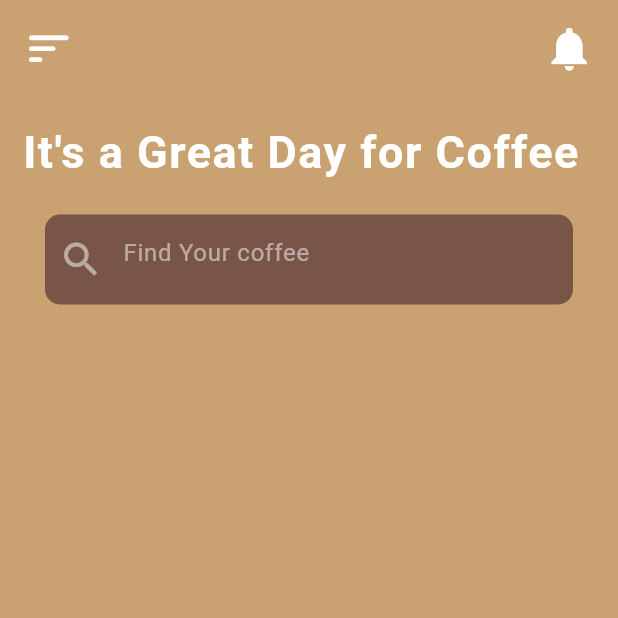
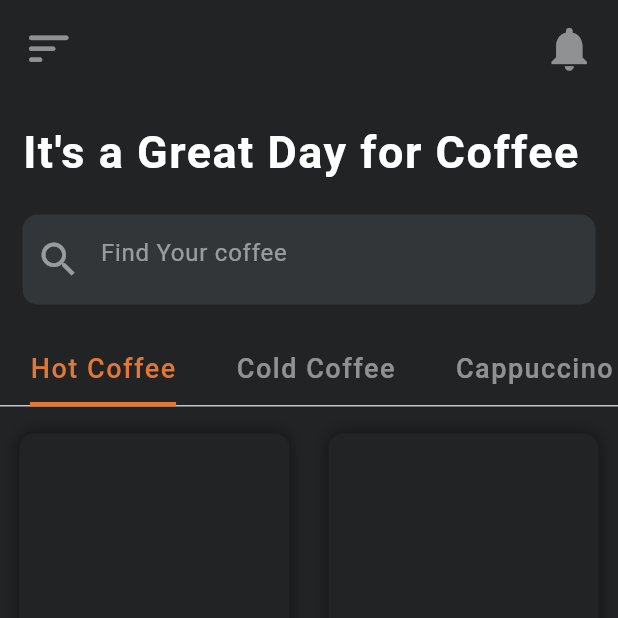
Before and after one commit to ali72-20/cafa_app, a Flutter app: the HomeScreen screen opened by its route, on a phone screen of 412 x 824 dp, the top half of it. Run offline on Flutter 3.47's test engine with Material 3 defaults, Android fonts, the light colour scheme and no system bars; our stand-ins replace go_router, google_fonts, lottie.

Commit message:
add coffee item container

```diff
--- a/lib/core/colors.dart
+++ b/lib/core/colors.dart
@@ -1,4 +1,5 @@
 import 'dart:ui';
 
-
-const Color kPrimaryColor = Color(0xffcaa271);
+const Color kPrimaryColor = Color(0xff212325);
+const Color tabColor = Color(0xffE57734);
+const Color searchViewColor = Color.fromARGB(255,50,54,56);
--- /dev/null
+++ b/lib/feature/home_screen/presentation_layer/widgets/coffee_items.dart
@@ -0,0 +1,42 @@
+import 'package:flutter/cupertino.dart';
+import 'package:flutter/material.dart';
+
+class CoffeeItems extends StatelessWidget {
+  CoffeeItems({super.key});
+
+  List img = [
+    'Latte',
+    'Espresso',
+    'Black Coffee',
+    'Cold Coffee',
+  ];
+
+  @override
+  Widget build(BuildContext context) {
+    return GridView.count(
+      physics: const NeverScrollableScrollPhysics(),
+      crossAxisCount: 2,
+      shrinkWrap: true,
+      childAspectRatio: (150 / 195),
+      children: [
+        for(int i = 0; i < img.length; ++i)
+          Container(
+            padding: const EdgeInsets.symmetric(vertical: 5, horizontal: 10),
+            margin:  const EdgeInsets.symmetric(vertical: 8, horizontal: 13),
+            decoration: BoxDecoration(
+              borderRadius: BorderRadius.circular(10),
+              color: const Color(0xff212325),
+              boxShadow: [
+                BoxShadow(
+                  color: Colors.black.withOpacity(0.4),
+                  spreadRadius: 1,
+                  blurRadius: 8
+                )
+              ]
+            ),
+          ),
+
+      ],
+    );
+  }
+}
--- a/lib/feature/home_screen/presentation_layer/widgets/custom_icon.dart
+++ b/lib/feature/home_screen/presentation_layer/widgets/custom_icon.dart
@@ -10,7 +10,7 @@ class CustomIcon extends StatelessWidget {
       onTap: () {},
       child: Icon(
         icon,
-        color: Colors.white,
+        color: Colors.white.withOpacity(.5),
         size: 35,
       ),
     );
--- a/lib/feature/home_screen/presentation_layer/widgets/home_screen_body.dart
+++ b/lib/feature/home_screen/presentation_layer/widgets/home_screen_body.dart
@@ -1,5 +1,6 @@
 import 'package:cafa_app/core/Style.dart';
 import 'package:cafa_app/feature/home_screen/presentation_layer/widgets/custom_icon.dart';
+import 'package:cafa_app/feature/home_screen/presentation_layer/widgets/home_tab_bar.dart';
 import 'package:cafa_app/feature/home_screen/presentation_layer/widgets/search_view.dart';
 import 'package:flutter/cupertino.dart';
 import 'package:flutter/material.dart';
@@ -13,28 +14,9 @@ class HomeScreenBody extends StatefulWidget {
 
 class _HomeScreenBodyState extends State<HomeScreenBody>
     with SingleTickerProviderStateMixin {
-  late TabController _tabController;
 
-  @override
-  void initState() {
-    // TODO: implement initState
-    _tabController = TabController(length: 4, vsync: this, initialIndex: 0);
-    _tabController.addListener(_handleTabSelection);
-    super.initState();
-  }
 
-  _handleTabSelection() {
-    if (_tabController.indexIsChanging) {
-      setState(() {});
-    }
-  }
 
-  @override
-  void dispose() {
-    // TODO: implement dispose
-    _tabController.dispose();
-    super.dispose();
-  }
 
   @override
   Widget build(BuildContext context) {
@@ -43,9 +25,10 @@ class _HomeScreenBodyState extends State<HomeScreenBody>
         child: Padding(
           padding: const EdgeInsets.only(top: 15),
           child: ListView(
-            padding: const EdgeInsets.symmetric(horizontal: 15),
             children: [
-              const Row(
+              const Padding(
+                padding: EdgeInsets.symmetric(horizontal: 15),
+                child: Row(
                   mainAxisAlignment: MainAxisAlignment.spaceBetween,
                   children: [
                     CustomIcon(
@@ -54,17 +37,22 @@ class _HomeScreenBodyState extends State<HomeScreenBody>
                     CustomIcon(icon: Icons.notifications),
                   ],
                 ),
+              ),
               const SizedBox(
                 height: 30,
               ),
-              SizedBox(
+              Padding(
+                padding: const EdgeInsets.symmetric(horizontal: 15),
+                child: SizedBox(
                   width: MediaQuery.of(context).size.width,
                   child: const Text(
                     "It's a Great Day for Coffee",
                     style: Style.style30,
                   ),
                 ),
+              ),
               const SearchView(),
+              const HomeTabBar(),
             ],
           ),
         ),
--- /dev/null
+++ b/lib/feature/home_screen/presentation_layer/widgets/home_tab_bar.dart
@@ -0,0 +1,82 @@
+import 'package:cafa_app/feature/home_screen/presentation_layer/widgets/coffee_items.dart';
+import 'package:flutter/cupertino.dart';
+import 'package:flutter/material.dart';
+
+import '../../../../core/Style.dart';
+import '../../../../core/colors.dart';
+
+class HomeTabBar extends StatefulWidget {
+  const HomeTabBar({super.key});
+
+  @override
+  State<HomeTabBar> createState() => _HomeTabBarState();
+}
+
+class _HomeTabBarState extends State<HomeTabBar> with SingleTickerProviderStateMixin {
+  late TabController _tabController;
+  @override
+  void initState() {
+    // TODO: implement initState
+    _tabController = TabController(length: 4, vsync: this, initialIndex: 0);
+    _tabController.addListener(_handleTabSelection);
+    super.initState();
+  }
+  _handleTabSelection() {
+    if (_tabController.indexIsChanging) {
+      setState(() {});
+    }
+  }
+
+  @override
+  void dispose() {
+    // TODO: implement dispose
+    _tabController.dispose();
+    super.dispose();
+  }
+
+  @override
+  Widget build(BuildContext context) {
+    return Column(
+      children: [
+        TabBar(
+          controller: _tabController,
+          isScrollable: true,
+          unselectedLabelColor: Colors.white.withOpacity(.5),
+          labelColor: tabColor,
+          tabAlignment: TabAlignment.start,
+          indicator: const UnderlineTabIndicator(
+              borderSide: BorderSide(
+                  width: 3,
+                  color: tabColor
+              )
+          ),
+          labelStyle: Style.style18.copyWith(fontWeight: FontWeight.w500),
+          labelPadding: const EdgeInsets.symmetric(horizontal: 20 ),
+          tabs: const [
+            Tab(
+              text: "Hot Coffee",
+            ),
+            Tab(
+              text: "Cold Coffee",
+            ),
+            Tab(
+              text: "Cappuccino",
+            ),
+            Tab(
+              text: "Americano",
+            ),
+          ],
+        ),
+        const SizedBox(height: 10,),
+        Center(
+          child: [
+           CoffeeItems(),
+           CoffeeItems(),
+           CoffeeItems(),
+           CoffeeItems(),
+          ][_tabController.index],
+        )
+      ],
+    );
+  }
+}
--- a/lib/feature/home_screen/presentation_layer/widgets/search_view.dart
+++ b/lib/feature/home_screen/presentation_layer/widgets/search_view.dart
@@ -1,3 +1,4 @@
+import 'package:cafa_app/core/colors.dart';
 import 'package:flutter/material.dart';
 
 class SearchView extends StatelessWidget {
@@ -11,7 +12,7 @@ class SearchView extends StatelessWidget {
       height: 60,
       alignment: Alignment.center,
       decoration:  BoxDecoration(
-          color: Colors.brown,
+          color: searchViewColor,
           borderRadius: BorderRadius.circular(10)
       ),
       child: TextFormField(
--- a/lib/feature/welcome_screen/presentation_layer/widgets/get_started_button.dart
+++ b/lib/feature/welcome_screen/presentation_layer/widgets/get_started_button.dart
@@ -1,4 +1,5 @@
 import 'package:cafa_app/core/app_router.dart';
+import 'package:cafa_app/core/colors.dart';
 import 'package:flutter/material.dart';
 import 'package:go_router/go_router.dart';
 
@@ -51,7 +52,7 @@ class _GetStartedButtonState extends State<GetStartedButton> with SingleTickerPr
           child: Container(
             padding: const EdgeInsets.symmetric(vertical: 15, horizontal: 50),
             decoration:  BoxDecoration(
-                color: Colors.brown,
+                color: searchViewColor,
                 borderRadius: BorderRadius.circular(10)
             ),
             child: const Text("Get Started", style: Style.style22,),
```
Lines whose indentation alone changed are shown as unchanged.
